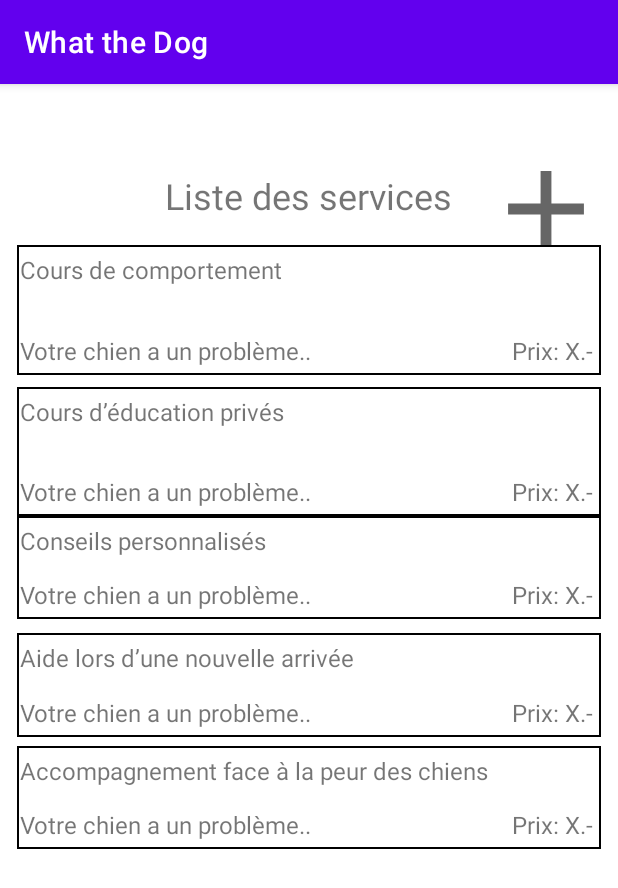
After one commit to robielTes/What_the_dog, an Android app: the fragment ServiceList shown on its own in the app's theme, on a phone screen of 412 x 824 dp. The commit adds this screen. Shown: the top 888 px of the screen. Run offline under Robolectric (Android 15) with nearby library versions, the phone set to English and light mode, and no system bars.

Commit message:
Add service list

```diff
--- /dev/null
+++ b/app/src/main/java/CPNV/what_the_dog/ServiceList.kt
@@ -0,0 +1,59 @@
+package CPNV.what_the_dog
+
+import android.os.Bundle
+import androidx.fragment.app.Fragment
+import android.view.LayoutInflater
+import android.view.View
+import android.view.ViewGroup
+
+// TODO: Rename parameter arguments, choose names that match
+// the fragment initialization parameters, e.g. ARG_ITEM_NUMBER
+private const val ARG_PARAM1 = "param1"
+private const val ARG_PARAM2 = "param2"
+
+/**
+ * A simple [Fragment] subclass.
+ * Use the [ServiceList.newInstance] factory method to
+ * create an instance of this fragment.
+ */
+class ServiceList : Fragment() {
+    // TODO: Rename and change types of parameters
+    private var param1: String? = null
+    private var param2: String? = null
+
+    override fun onCreate(savedInstanceState: Bundle?) {
+        super.onCreate(savedInstanceState)
+        arguments?.let {
+            param1 = it.getString(ARG_PARAM1)
+            param2 = it.getString(ARG_PARAM2)
+        }
+    }
+
+    override fun onCreateView(
+        inflater: LayoutInflater, container: ViewGroup?,
+        savedInstanceState: Bundle?
+    ): View? {
+        // Inflate the layout for this fragment
+        return inflater.inflate(R.layout.fragment_service_list, container, false)
+    }
+
+    companion object {
+        /**
+         * Use this factory method to create a new instance of
+         * this fragment using the provided parameters.
+         *
+         * @param param1 Parameter 1.
+         * @param param2 Parameter 2.
+         * @return A new instance of fragment ServiceList.
+         */
+        // TODO: Rename and change types and number of parameters
+        @JvmStatic
+        fun newInstance(param1: String, param2: String) =
+            ServiceList().apply {
+                arguments = Bundle().apply {
+                    putString(ARG_PARAM1, param1)
+                    putString(ARG_PARAM2, param2)
+                }
+            }
+    }
+}
--- a/app/src/main/res/layout/fragment_create_rdv.xml
+++ b/app/src/main/res/layout/fragment_create_rdv.xml
@@ -45,12 +45,12 @@
 
         <Spinner
             android:id="@+id/spinner3"
-            android:layout_width="140dp"
-            android:layout_height="57dp"
+            android:layout_width="290dp"
+            android:layout_height="48dp"
             android:layout_marginTop="460dp"
             android:entries="@array/service"
             app:layout_constraintEnd_toEndOf="parent"
-            app:layout_constraintHorizontal_bias="0.368"
+            app:layout_constraintHorizontal_bias="0.731"
             app:layout_constraintStart_toStartOf="parent"
             app:layout_constraintTop_toTopOf="parent" />
 
@@ -97,6 +97,16 @@
             app:layout_constraintTop_toTopOf="parent"
             app:layout_constraintVertical_bias="1.0" />
 
+        <EditText
+            android:id="@+id/editTextTextEmailAddress62"
+            android:layout_width="293dp"
+            android:layout_height="51dp"
+            android:ems="10"
+            android:hint="Chien"
+            android:inputType="textEmailAddress"
+            tools:layout_editor_absoluteX="90dp"
+            tools:layout_editor_absoluteY="585dp" />
+
         <ImageView
             android:id="@+id/imageView13"
             android:layout_width="55dp"
@@ -113,7 +123,7 @@
             android:id="@+id/imageView14"
             android:layout_width="55dp"
             android:layout_height="51dp"
-            android:layout_marginStart="28dp"
+            android:layout_marginStart="32dp"
             android:layout_marginBottom="148dp"
             android:src="@drawable/ic_baseline_account_circle_24"
             app:layout_constraintBottom_toBottomOf="parent"
@@ -186,5 +196,16 @@
             app:layout_constraintEnd_toEndOf="parent"
             app:layout_constraintTop_toTopOf="parent" />
 
+        <Button
+            android:id="@+id/button6"
+            android:layout_width="wrap_content"
+            android:layout_height="wrap_content"
+            android:backgroundTint="@color/max_blue_green"
+            android:textColor="@color/snow"
+            android:text="Réserver"
+            tools:layout_editor_absoluteX="265dp"
+            tools:layout_editor_absoluteY="636dp" />
+
+
     </androidx.constraintlayout.widget.ConstraintLayout>
 </androidx.constraintlayout.widget.ConstraintLayout>
--- a/app/src/main/res/layout/fragment_creation_client.xml
+++ b/app/src/main/res/layout/fragment_creation_client.xml
@@ -122,7 +122,8 @@
             android:layout_marginStart="11dp"
             android:layout_marginEnd="16dp"
             android:layout_marginBottom="32dp"
-            android:background="@color/max_blue_green"
+            android:backgroundTint="@color/max_blue_green"
+            android:textColor="@color/snow"
             android:text="Valider"
             app:layout_constraintBottom_toBottomOf="parent"
             app:layout_constraintEnd_toEndOf="parent"
--- /dev/null
+++ b/app/src/main/res/layout/fragment_service_list.xml
@@ -0,0 +1,277 @@
+<?xml version="1.0" encoding="utf-8"?>
+<androidx.constraintlayout.widget.ConstraintLayout xmlns:android="http://schemas.android.com/apk/res/android"
+    xmlns:app="http://schemas.android.com/apk/res-auto"
+    xmlns:tools="http://schemas.android.com/tools"
+    android:id="@+id/frameLayout3"
+    android:layout_width="match_parent"
+    android:layout_height="match_parent"
+    tools:context=".ServiceList">
+
+    <androidx.constraintlayout.widget.ConstraintLayout
+        android:id="@+id/n121"
+        android:layout_width="0dp"
+        android:layout_height="0dp"
+        android:layout_marginStart="11dp"
+        android:layout_marginEnd="11dp"
+        android:layout_marginBottom="6dp"
+        android:background="@drawable/border"
+        app:layout_constraintBottom_toTopOf="@+id/n5"
+        app:layout_constraintEnd_toEndOf="parent"
+        app:layout_constraintStart_toStartOf="parent"
+        app:layout_constraintTop_toBottomOf="@+id/n3">
+
+        <TextView
+            android:id="@+id/textView2121"
+            android:layout_width="wrap_content"
+            android:layout_height="wrap_content"
+            android:layout_marginStart="2dp"
+            android:layout_marginTop="5dp"
+            android:text="Aide lors d’une nouvelle arrivée"
+            android:textSize="16sp"
+            app:layout_constraintStart_toStartOf="parent"
+            app:layout_constraintTop_toTopOf="parent" />
+
+
+        <TextView
+            android:id="@+id/textView41321"
+            android:layout_width="wrap_content"
+            android:layout_height="wrap_content"
+            android:layout_marginEnd="5dp"
+            android:layout_marginBottom="5dp"
+            android:text="Prix: X.-"
+            android:textSize="16sp"
+            app:layout_constraintBottom_toBottomOf="parent"
+            app:layout_constraintEnd_toEndOf="parent" />
+
+        <TextView
+            android:id="@+id/textView23215"
+            android:layout_width="wrap_content"
+            android:layout_height="wrap_content"
+            android:layout_marginStart="2dp"
+            android:layout_marginBottom="5dp"
+            android:text="Votre chien a un problème.."
+            android:textSize="16sp"
+            app:layout_constraintBottom_toBottomOf="parent"
+            app:layout_constraintStart_toStartOf="parent" />
+    </androidx.constraintlayout.widget.ConstraintLayout>
+
+    <TextView
+        android:id="@+id/textView39"
+        android:layout_width="wrap_content"
+        android:layout_height="wrap_content"
+        android:layout_marginStart="110dp"
+        android:layout_marginTop="58dp"
+        android:layout_marginEnd="18dp"
+        android:text="Liste des services"
+        android:textSize="24sp"
+        app:layout_constraintEnd_toEndOf="parent"
+        app:layout_constraintEnd_toStartOf="@+id/imageView9"
+        app:layout_constraintStart_toStartOf="parent"
+        app:layout_constraintTop_toTopOf="parent" />
+
+    <androidx.constraintlayout.widget.ConstraintLayout
+        android:id="@+id/n1"
+        android:layout_width="0dp"
+        android:layout_height="0dp"
+        android:layout_marginStart="11dp"
+        android:layout_marginTop="107dp"
+        android:layout_marginEnd="11dp"
+        android:layout_marginBottom="8dp"
+        android:background="@drawable/border"
+        app:layout_constraintBottom_toTopOf="@+id/n2"
+        app:layout_constraintEnd_toEndOf="parent"
+        app:layout_constraintStart_toStartOf="parent"
+        app:layout_constraintTop_toTopOf="parent">
+
+        <TextView
+            android:id="@+id/textView1"
+            android:layout_width="wrap_content"
+            android:layout_height="wrap_content"
+            android:layout_marginStart="2dp"
+            android:layout_marginTop="5dp"
+            android:text="Cours de comportement"
+            android:textSize="16sp"
+            app:layout_constraintStart_toStartOf="parent"
+            app:layout_constraintTop_toTopOf="parent" />
+
+
+        <TextView
+            android:id="@+id/textView4"
+            android:layout_width="wrap_content"
+            android:layout_height="wrap_content"
+            android:layout_marginEnd="5dp"
+            android:layout_marginBottom="5dp"
+            android:text="Prix: X.-"
+            android:textSize="16sp"
+            app:layout_constraintBottom_toBottomOf="parent"
+            app:layout_constraintEnd_toEndOf="parent" />
+
+        <TextView
+            android:id="@+id/textView5"
+            android:layout_width="wrap_content"
+            android:layout_height="wrap_content"
+            android:layout_marginStart="2dp"
+            android:layout_marginBottom="5dp"
+            android:text="Votre chien a un problème.."
+            android:textSize="16sp"
+            app:layout_constraintBottom_toBottomOf="parent"
+            app:layout_constraintStart_toStartOf="parent" />
+    </androidx.constraintlayout.widget.ConstraintLayout>
+
+    <ImageView
+        android:id="@+id/imageView9"
+        android:layout_width="0dp"
+        android:layout_height="0dp"
+        android:layout_marginTop="40dp"
+        android:layout_marginEnd="4dp"
+        android:layout_marginBottom="75dp"
+        android:src="@drawable/ic_baseline_add_24"
+        app:layout_constraintBottom_toTopOf="@+id/n2"
+        app:layout_constraintEnd_toEndOf="parent"
+        app:layout_constraintStart_toEndOf="@+id/textView39"
+        app:layout_constraintTop_toTopOf="parent" />
+
+    <androidx.constraintlayout.widget.ConstraintLayout
+        android:id="@+id/n2"
+        android:layout_width="0dp"
+        android:layout_height="0dp"
+        android:layout_marginStart="11dp"
+        android:layout_marginEnd="11dp"
+        android:layout_marginBottom="480dp"
+        android:background="@drawable/border"
+        app:layout_constraintBottom_toBottomOf="parent"
+        app:layout_constraintEnd_toEndOf="parent"
+        app:layout_constraintStart_toStartOf="parent"
+        app:layout_constraintTop_toBottomOf="@+id/n1">
+
+        <TextView
+            android:id="@+id/textView12"
+            android:layout_width="wrap_content"
+            android:layout_height="wrap_content"
+            android:layout_marginStart="2dp"
+            android:layout_marginTop="5dp"
+            android:text="Cours d’éducation privés"
+            android:textSize="16sp"
+            app:layout_constraintStart_toStartOf="parent"
+            app:layout_constraintTop_toTopOf="parent" />
+
+
+        <TextView
+            android:id="@+id/textView42"
+            android:layout_width="wrap_content"
+            android:layout_height="wrap_content"
+            android:layout_marginEnd="5dp"
+            android:layout_marginBottom="5dp"
+            android:text="Prix: X.-"
+            android:textSize="16sp"
+            app:layout_constraintBottom_toBottomOf="parent"
+            app:layout_constraintEnd_toEndOf="parent" />
+
+        <TextView
+            android:id="@+id/textView52"
+            android:layout_width="wrap_content"
+            android:layout_height="wrap_content"
+            android:layout_marginStart="2dp"
+            android:layout_marginBottom="5dp"
+            android:text="Votre chien a un problème.."
+            android:textSize="16sp"
+            app:layout_constraintBottom_toBottomOf="parent"
+            app:layout_constraintStart_toStartOf="parent" />
+    </androidx.constraintlayout.widget.ConstraintLayout>
+
+    <androidx.constraintlayout.widget.ConstraintLayout
+        android:id="@+id/n3"
+        android:layout_width="0dp"
+        android:layout_height="0dp"
+        android:layout_marginStart="11dp"
+        android:layout_marginEnd="11dp"
+        android:layout_marginBottom="9dp"
+        android:background="@drawable/border"
+        app:layout_constraintBottom_toTopOf="@+id/n121"
+        app:layout_constraintEnd_toEndOf="parent"
+        app:layout_constraintStart_toStartOf="parent"
+        app:layout_constraintTop_toBottomOf="@+id/n2">
+
+        <TextView
+            android:id="@+id/textView122"
+            android:layout_width="wrap_content"
+            android:layout_height="wrap_content"
+            android:layout_marginStart="2dp"
+            android:layout_marginTop="5dp"
+            android:text="Conseils personnalisés"
+            android:textSize="16sp"
+            app:layout_constraintStart_toStartOf="parent"
+            app:layout_constraintTop_toTopOf="parent" />
+
+
+        <TextView
+            android:id="@+id/textView411"
+            android:layout_width="wrap_content"
+            android:layout_height="wrap_content"
+            android:layout_marginEnd="5dp"
+            android:layout_marginBottom="5dp"
+            android:text="Prix: X.-"
+            android:textSize="16sp"
+            app:layout_constraintBottom_toBottomOf="parent"
+            app:layout_constraintEnd_toEndOf="parent" />
+
+        <TextView
+            android:id="@+id/textView556"
+            android:layout_width="wrap_content"
+            android:layout_height="wrap_content"
+            android:layout_marginStart="2dp"
+            android:layout_marginBottom="5dp"
+            android:text="Votre chien a un problème.."
+            android:textSize="16sp"
+            app:layout_constraintBottom_toBottomOf="parent"
+            app:layout_constraintStart_toStartOf="parent" />
+    </androidx.constraintlayout.widget.ConstraintLayout>
+
+    <androidx.constraintlayout.widget.ConstraintLayout
+        android:id="@+id/n5"
+        android:layout_width="0dp"
+        android:layout_height="0dp"
+        android:layout_marginStart="11dp"
+        android:layout_marginEnd="11dp"
+        android:layout_marginBottom="258dp"
+        android:background="@drawable/border"
+        app:layout_constraintBottom_toBottomOf="parent"
+        app:layout_constraintEnd_toEndOf="parent"
+        app:layout_constraintStart_toStartOf="parent"
+        app:layout_constraintTop_toBottomOf="@+id/n121">
+
+        <TextView
+            android:id="@+id/textView321"
+            android:layout_width="wrap_content"
+            android:layout_height="wrap_content"
+            android:layout_marginStart="2dp"
+            android:layout_marginTop="5dp"
+            android:text="Accompagnement face à la peur des chiens"
+            android:textSize="16sp"
+            app:layout_constraintStart_toStartOf="parent"
+            app:layout_constraintTop_toTopOf="parent" />
+
+
+        <TextView
+            android:id="@+id/textView344"
+            android:layout_width="wrap_content"
+            android:layout_height="wrap_content"
+            android:layout_marginEnd="5dp"
+            android:layout_marginBottom="5dp"
+            android:text="Prix: X.-"
+            android:textSize="16sp"
+            app:layout_constraintBottom_toBottomOf="parent"
+            app:layout_constraintEnd_toEndOf="parent" />
+
+        <TextView
+            android:id="@+id/textView534"
+            android:layout_width="wrap_content"
+            android:layout_height="wrap_content"
+            android:layout_marginStart="2dp"
+            android:layout_marginBottom="5dp"
+            android:text="Votre chien a un problème.."
+            android:textSize="16sp"
+            app:layout_constraintBottom_toBottomOf="parent"
+            app:layout_constraintStart_toStartOf="parent" />
+    </androidx.constraintlayout.widget.ConstraintLayout>
+</androidx.constraintlayout.widget.ConstraintLayout>
--- a/app/src/main/res/menu/activity_main_drawer.xml
+++ b/app/src/main/res/menu/activity_main_drawer.xml
@@ -20,6 +20,18 @@
             android:id="@+id/nav_creat_client"
             android:icon="@mipmap/ic_launcher_foreground"
             android:title="@string/client" />
+        <item
+            android:id="@+id/nav_list_client"
+            android:icon="@mipmap/ic_launcher_foreground"
+            android:title="@string/listclient" />
+        <item
+            android:id="@+id/nav_create_rdv"
+            android:icon="@mipmap/ic_launcher_foreground"
+            android:title="@string/cr_e_un_rdv" />
+        <item
+            android:id="@+id/nav_service_list"
+            android:icon="@mipmap/ic_launcher_foreground"
+            android:title="@string/liste_des_services" />
         <item
             android:id="@+id/nav_list_dog"
             android:icon="@mipmap/ic_launcher_foreground"
--- a/app/src/main/res/values/strings.xml
+++ b/app/src/main/res/values/strings.xml
@@ -34,6 +34,9 @@
     <string name="job">Chasse   Compagnon   Garde   Travail</string>
     <string name="maladie">Zoonose   Prévention   Symptômes</string>
     <string name="client">Client</string>
+    <string name="listclient">Listclient</string>
+    <string name="cr_e_un_rdv">Crée un RDV</string>
+    <string name="liste_des_services">Liste des services</string>
     <string-array name="service">
         <item>"Coaching en comportement"</item>
         <item>"Cours d'education prives"</item>
```
